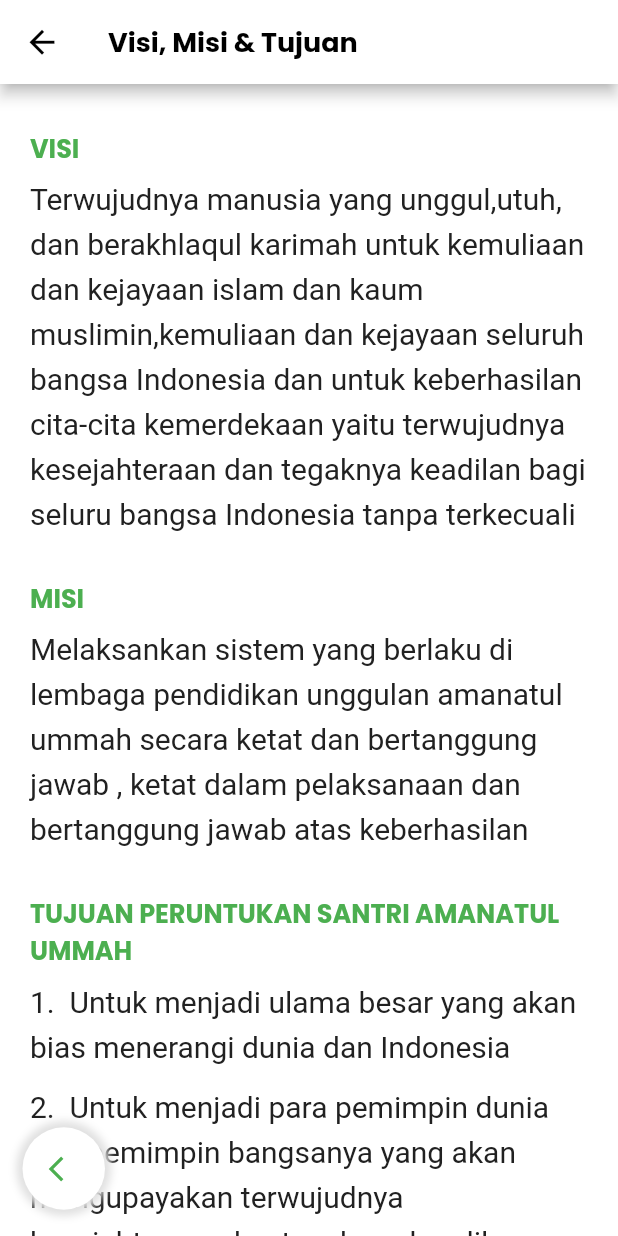
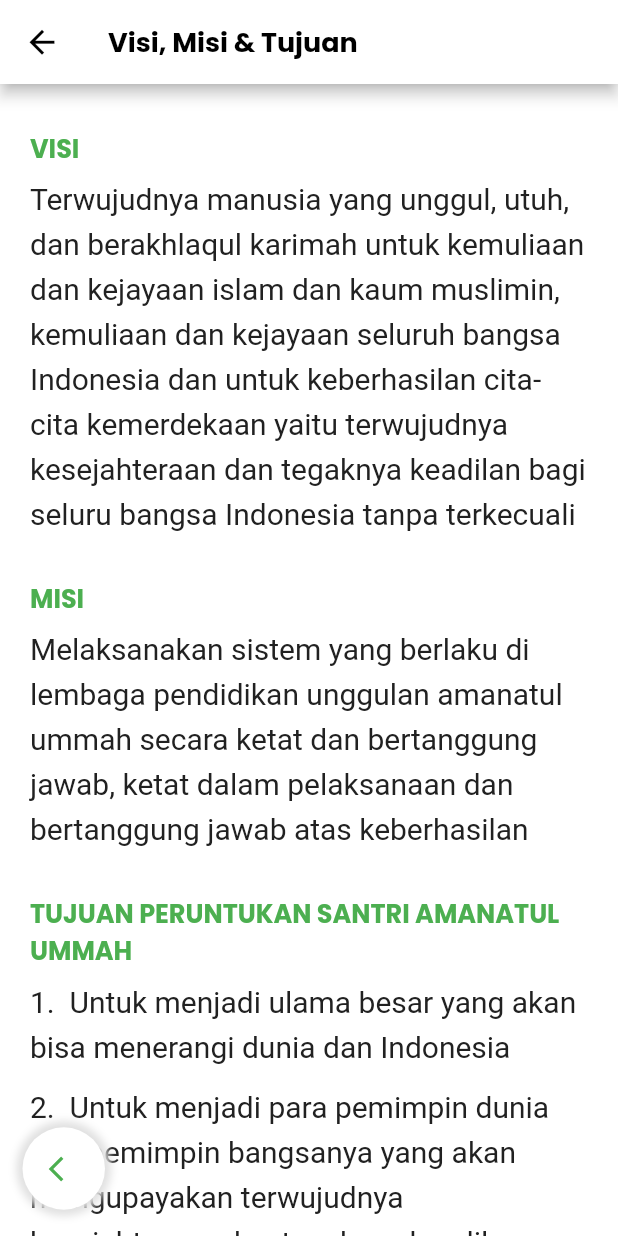
Before and after one commit to alizaenazet/dalil-alnajah, a Flutter app: the Section19 screen opened directly, on a phone screen of 412 x 824 dp. Run offline on Flutter 3.47's test engine with Material 2 defaults, Android fonts, the phone set to English and light mode, and no system bars; our stand-ins replace animated_splash_screen, google_fonts.

Commit message:
Update section19.dart

```diff
--- a/lib/section19.dart
+++ b/lib/section19.dart
@@ -60,7 +60,7 @@
               height: 5,
             ),
             Text(
-              'Terwujudnya manusia yang unggul,utuh, dan berakhlaqul karimah untuk kemuliaan dan kejayaan islam dan kaum muslimin,kemuliaan dan kejayaan seluruh bangsa Indonesia dan untuk keberhasilan cita-cita kemerdekaan yaitu terwujudnya kesejahteraan dan tegaknya keadilan bagi seluru bangsa Indonesia tanpa terkecuali',
+              'Terwujudnya manusia yang unggul, utuh, dan berakhlaqul karimah untuk kemuliaan dan kejayaan islam dan kaum muslimin, kemuliaan dan kejayaan seluruh bangsa Indonesia dan untuk keberhasilan cita-cita kemerdekaan yaitu terwujudnya kesejahteraan dan tegaknya keadilan bagi seluru bangsa Indonesia tanpa terkecuali',
               style: GoogleFonts.roboto(
                   textStyle: TextStyle(
                 height: 1.5,
@@ -87,7 +87,7 @@
               height: 5,
             ),
             Text(
-              'Melaksankan sistem yang berlaku di lembaga pendidikan unggulan amanatul ummah secara ketat dan bertanggung jawab , ketat dalam pelaksanaan dan bertanggung jawab atas keberhasilan',
+              'Melaksanakan sistem yang berlaku di lembaga pendidikan unggulan amanatul ummah secara ketat dan bertanggung jawab, ketat dalam pelaksanaan dan bertanggung jawab atas keberhasilan',
               style: GoogleFonts.roboto(
                   textStyle: TextStyle(
                 height: 1.5,
@@ -110,7 +110,7 @@
               height: 5,
             ),
             Text(
-              '1.  Untuk menjadi ulama besar yang akan bias menerangi dunia dan Indonesia',
+              '1.  Untuk menjadi ulama besar yang akan bisa menerangi dunia dan Indonesia',
               style: GoogleFonts.roboto(
                   textStyle: TextStyle(
                 height: 1.5,
```
